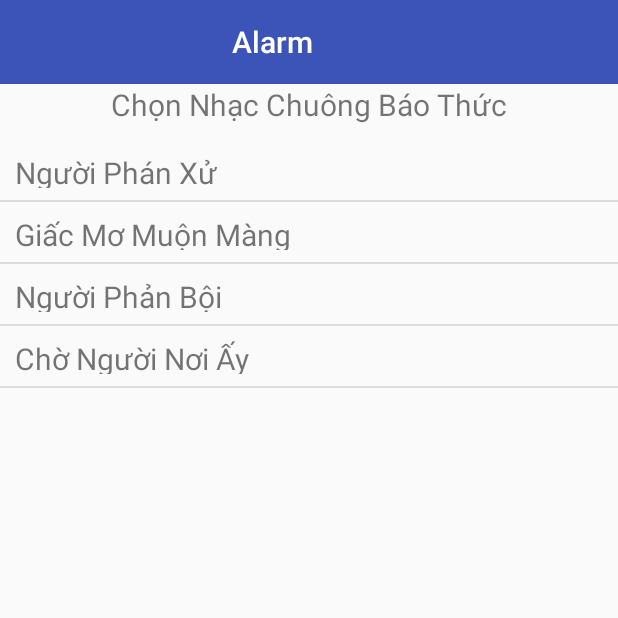
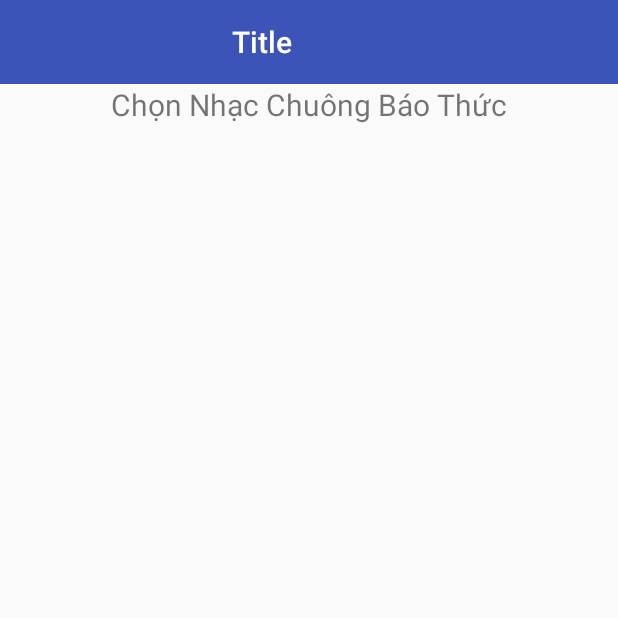
Before and after one commit to khoidt21/JavaAndroid3, an Android app: the SettingMusicActivity screen opened directly, with no data from a screen before it, on a phone screen of 412 x 824 dp, the top half of it. Run offline under Robolectric (Android 15) with nearby library versions, the phone set to English and light mode, and no system bars.

Commit message:
code update

```diff
--- a/app/src/main/java/com/example/PRM391x_AlarmClock_khoidtFX01411/SettingMusicActivity.java
+++ b/app/src/main/java/com/example/PRM391x_AlarmClock_khoidtFX01411/SettingMusicActivity.java
@@ -15,48 +15,10 @@ import com.example.PRM391x_AlarmClock_khoidtFX01411.R;
 
 public class SettingMusicActivity extends AppCompatActivity {
 
-    Toolbar toolbar;
-    ListView listView;
-    MediaPlayer mp;
-    public String[] listNameFile = {"Người Phán Xử","Giấc Mơ Muộn Màng","Người Phản Bội","Chờ Người Nơi Ấy"};
-    public int[] resId = {R.raw.song1,R.raw.song2,R.raw.song3,R.raw.song4,R.raw.song5};
-
 
     @Override
     public void onCreate(Bundle savedInstanceState) {
         super.onCreate(savedInstanceState);
         setContentView(R.layout.list_view_music);
-        initView();
-        setSupportActionBar(toolbar);
-        getSupportActionBar().setTitle("Alarm");
-
-        TextView textview_list = (TextView) findViewById(R.id.textview_list);
-
-        final ArrayAdapter<String> adapter = new ArrayAdapter<String>(this,
-                R.layout.list_item, R.id.textview_list,listNameFile);
-        ListView listView = (ListView) findViewById(R.id.listview);
-        listView.setAdapter(adapter);
-
-        listView.setOnItemClickListener(new AdapterView.OnItemClickListener() {
-            @Override
-            public void onItemClick(AdapterView<?> parent, View view, final int i, long id) {
-
-              //  System.out.println("=====================" + resId[i]);
-
-
-//                Intent intent = new Intent(SettingMusicActivity.this, Service.class);
-//                intent.putExtra("keyIDSong",resId[i]);
-//                SettingMusicActivity.this.startActivity(intent);
-
-//
-//                Log.e("==================== ++++",""+resId[i]);
-
-                Toast.makeText(getApplicationContext(),"Bạn chọn chuông báo " + listNameFile[i],Toast.LENGTH_SHORT).show();
-
-            }
-        });
-    }
-    public void initView(){
-        toolbar = (Toolbar) findViewById(R.id.toolbar);
     }
 }
```
Also changed, not shown: app/src/main/java/com/example/PRM391x_AlarmClock_khoidtFX01411/AddAlarmActivity.java (+10 -1 lines), app/src/main/java/com/example/PRM391x_AlarmClock_khoidtFX01411/MainActivity.java (+9 -5 lines), app/src/main/java/dbhelper/AlarmDbHelper.java (+0 -28 lines).
